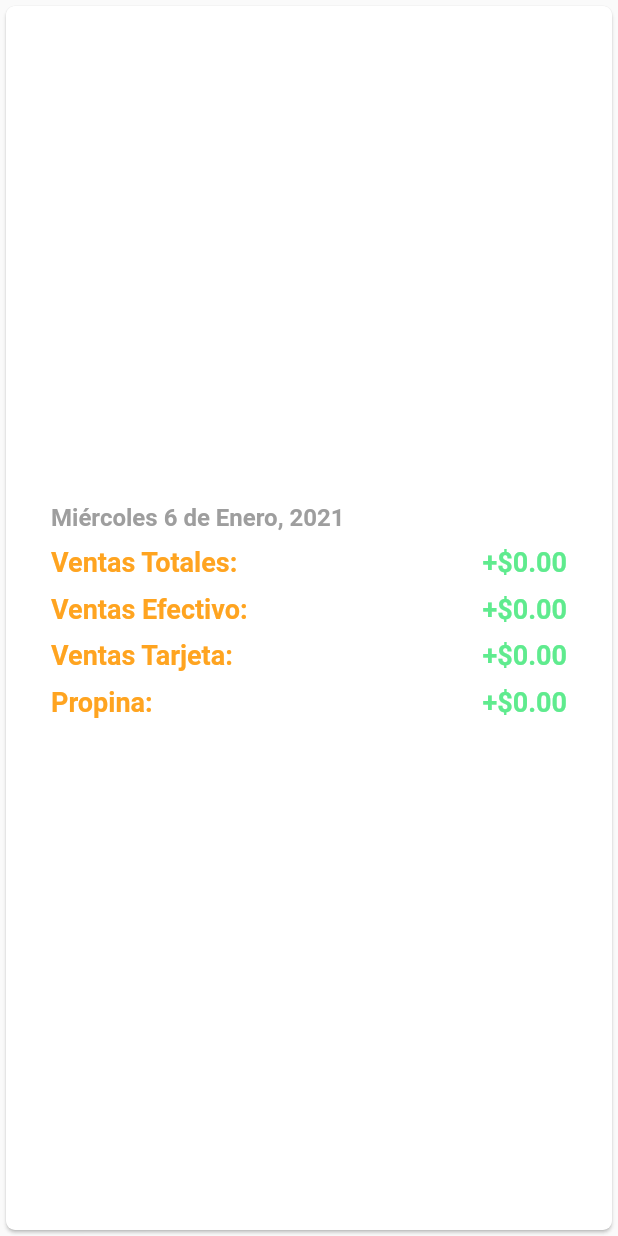
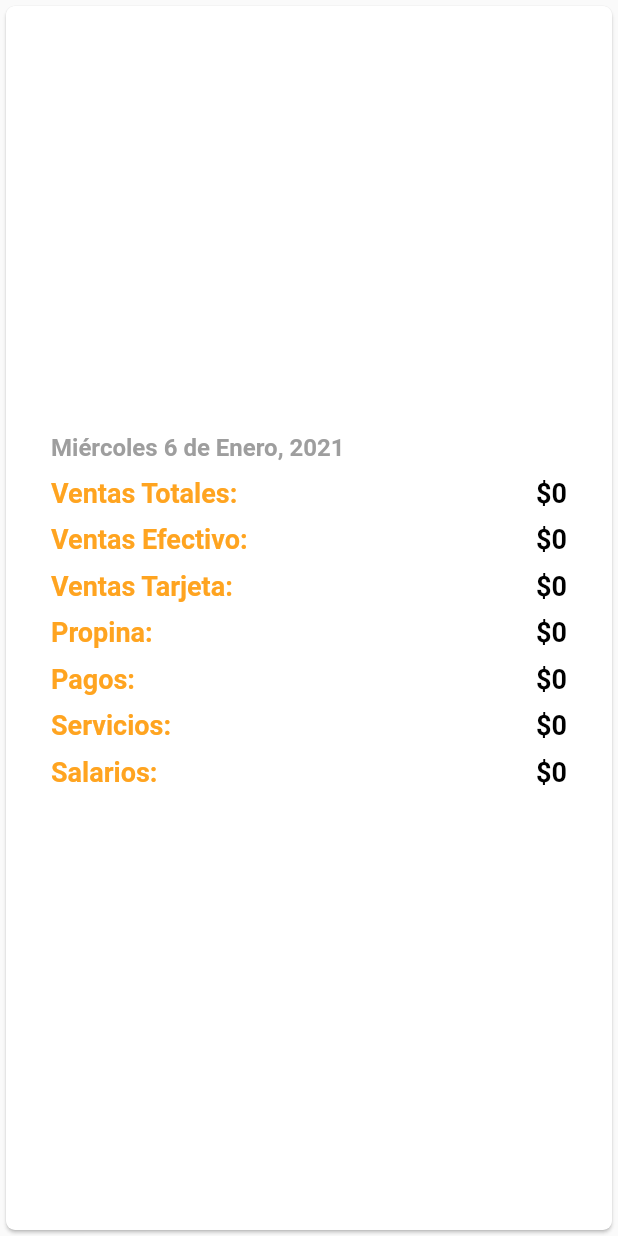
Before and after one commit to ignalauret/Flutter-Vecindad_Stock, a Flutter app: the SummaryCard widget shown alone on an empty page, opened directly with empty values, on a phone screen of 412 x 824 dp. Run offline on Flutter 3.47's test engine with Material 2 defaults, Android fonts, the phone set to English and light mode, and no system bars; our stand-ins replace pdf, printing; network calls fail.

Commit message:
Efficient daily summary

```diff
--- a/lib/screens/tab_controller_screen/pages/summary_page/components/summary_card.dart
+++ b/lib/screens/tab_controller_screen/pages/summary_page/components/summary_card.dart
@@ -4,12 +4,24 @@ import 'package:vecindad_stock/utils/custom_styles.dart';
 import 'package:vecindad_stock/utils/utils.dart';
 
 class SummaryCard extends StatelessWidget {
-  SummaryCard(this.date, this.sells, this.cardSells, this.cashSells, this.tips);
+  SummaryCard(
+      {this.date,
+      this.sells,
+      this.cardSells,
+      this.cashSells,
+      this.tips,
+      this.payments,
+      this.services,
+      this.salaries});
   final DateTime date;
   final double sells;
   final double cardSells;
   final double cashSells;
   final double tips;
+  final double payments;
+  final double salaries;
+  final double services;
+
   @override
   Widget build(BuildContext context) {
     return Card(
@@ -33,6 +45,9 @@ class SummaryCard extends StatelessWidget {
             _buildSummaryStat("Ventas Efectivo:", cashSells),
             _buildSummaryStat("Ventas Tarjeta:", cardSells),
             _buildSummaryStat("Propina:", tips),
+            _buildSummaryStat("Pagos:", payments),
+            _buildSummaryStat("Servicios:", services),
+            _buildSummaryStat("Salarios:", salaries),
           ],
         ),
       ),
--- a/lib/utils/utils.dart
+++ b/lib/utils/utils.dart
@@ -9,14 +9,38 @@ import 'package:flutter/material.dart';
 import 'custom_styles.dart';
 
 class Utils {
-  static List<String> kDays = ["", "Lunes", "Martes", "Miércoles", "Jueves", "Viernes", "Sábado", "Domingo"];
-  static List<String> kMonths = ["", "Enero", "Febrero", "Marzo", "Abril", "Mayo", "Junio", "Julio", "Agosto", "Septiembre", "Octubre", "Noviembre", "Diciembre"];
+  static List<String> kDays = [
+    "",
+    "Lunes",
+    "Martes",
+    "Miércoles",
+    "Jueves",
+    "Viernes",
+    "Sábado",
+    "Domingo"
+  ];
+  static List<String> kMonths = [
+    "",
+    "Enero",
+    "Febrero",
+    "Marzo",
+    "Abril",
+    "Mayo",
+    "Junio",
+    "Julio",
+    "Agosto",
+    "Septiembre",
+    "Octubre",
+    "Noviembre",
+    "Diciembre"
+  ];
 
   static String parseLargeDate(DateTime date) {
     final day = kDays[date.weekday];
     final month = kMonths[date.month];
     return "$day ${date.day} de $month, ${date.year}";
   }
+
   static bool isSameDay(DateTime d1, DateTime d2) {
     return d1.day == d2.day && d1.month == d2.month && d1.year == d2.year;
   }
@@ -31,10 +55,15 @@ class Utils {
   }
 
   static Text formattedAmount(double amount) {
+    if (amount == 0.0)
+      return Text(
+        "\$0",
+        style: CustomStyles.kIncomeStyle.copyWith(color: Colors.black),
+      );
     return Text(
       amount >= 0
           ? "+\$" + amount.toStringAsFixed(2)
-          : "-\$" + amount.toStringAsFixed(2),
+          : "-\$" + (amount * -1).toStringAsFixed(2),
       textAlign: TextAlign.center,
       style:
           amount >= 0 ? CustomStyles.kIncomeStyle : CustomStyles.kExpenseStyle,
```
Also changed, not shown: lib/providers/transactions_provider.dart (+33 -38 lines), lib/screens/tab_controller_screen/pages/summary_page/summary_page.dart (+11 -3 lines), 1 other file.
